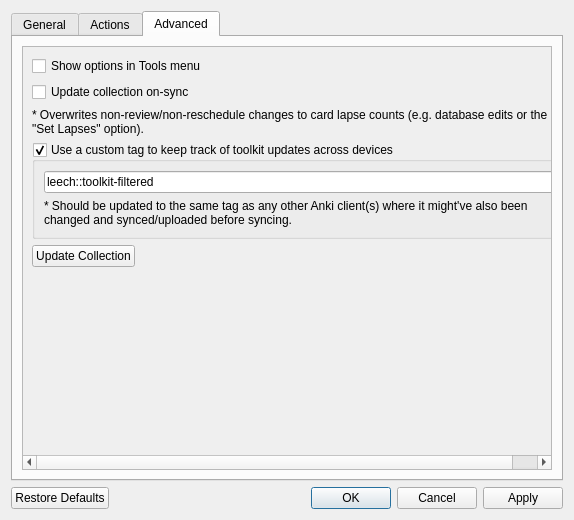
This is res/ui/options_dialog.ui in iamjustkoi/LeechToolkit as Qt 5 draws it before an edit. The edited form follows.
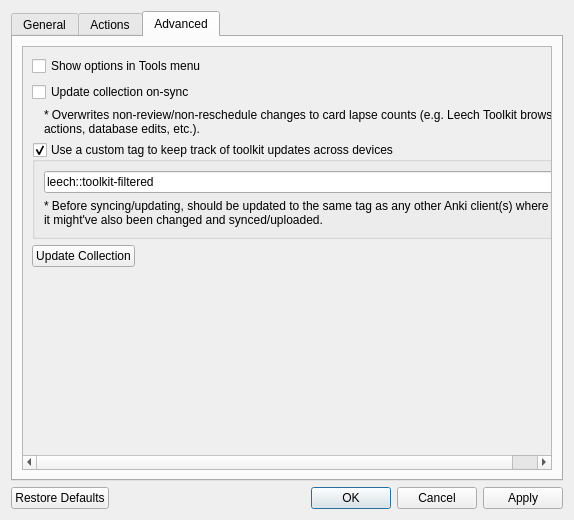
This is the edited form. The open tabs and pages were chosen to show the change.

Commit message: Label text updates

```diff
--- a/res/ui/options_dialog.ui
+++ b/res/ui/options_dialog.ui
@@ -286,11 +286,14 @@
            <item>
             <widget class="QLabel" name="label_2">
              <property name="text">
-              <string>* Overwrites non-review/non-reschedule changes to card lapse counts (e.g. database edits or the &quot;Set Lapses&quot; option).</string>
+              <string>* Overwrites non-review/non-reschedule changes to card lapse counts (e.g. Leech Toolkit browser actions, database edits, etc.).</string>
              </property>
              <property name="wordWrap">
               <bool>true</bool>
              </property>
+             <property name="indent">
+              <number>12</number>
+             </property>
             </widget>
            </item>
            <item>
@@ -316,7 +319,7 @@
               <item>
                <widget class="QLabel" name="label">
                 <property name="text">
-                 <string>* Should be updated to the same tag as any other Anki client(s) where it might've also been changed and synced/uploaded before syncing.</string>
+                 <string>* Before syncing/updating, should be updated to the same tag as any other Anki client(s) where it might've also been changed and synced/uploaded.</string>
                 </property>
                 <property name="wordWrap">
                  <bool>true</bool>
```
The commit also changes 1 other file.
